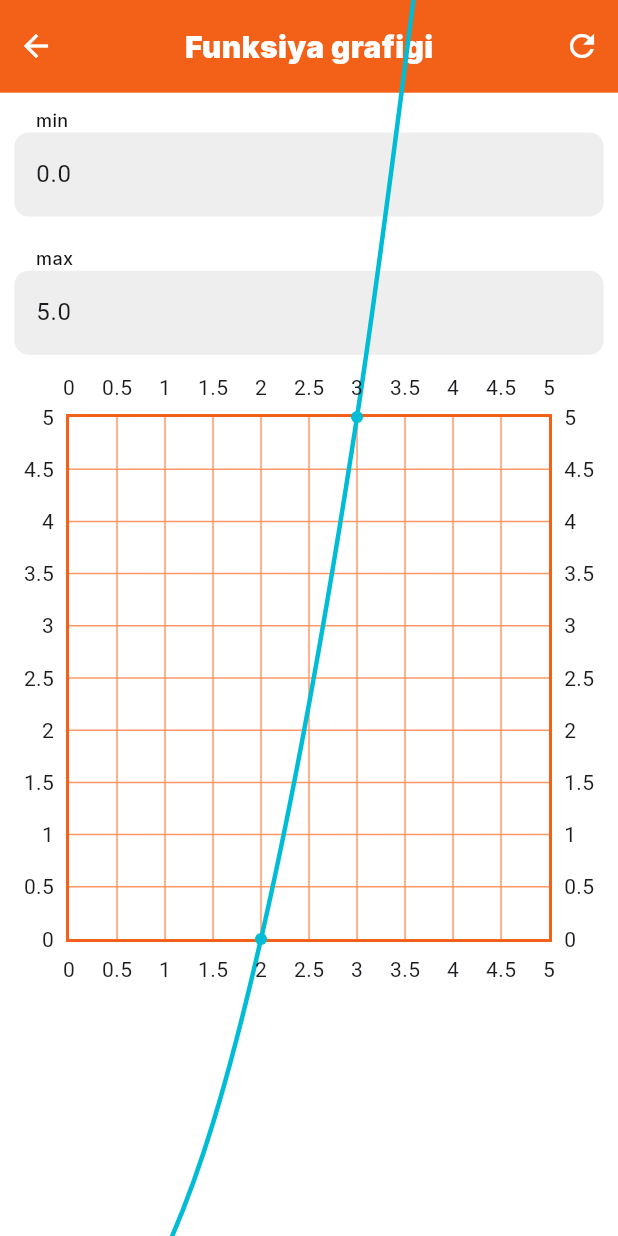
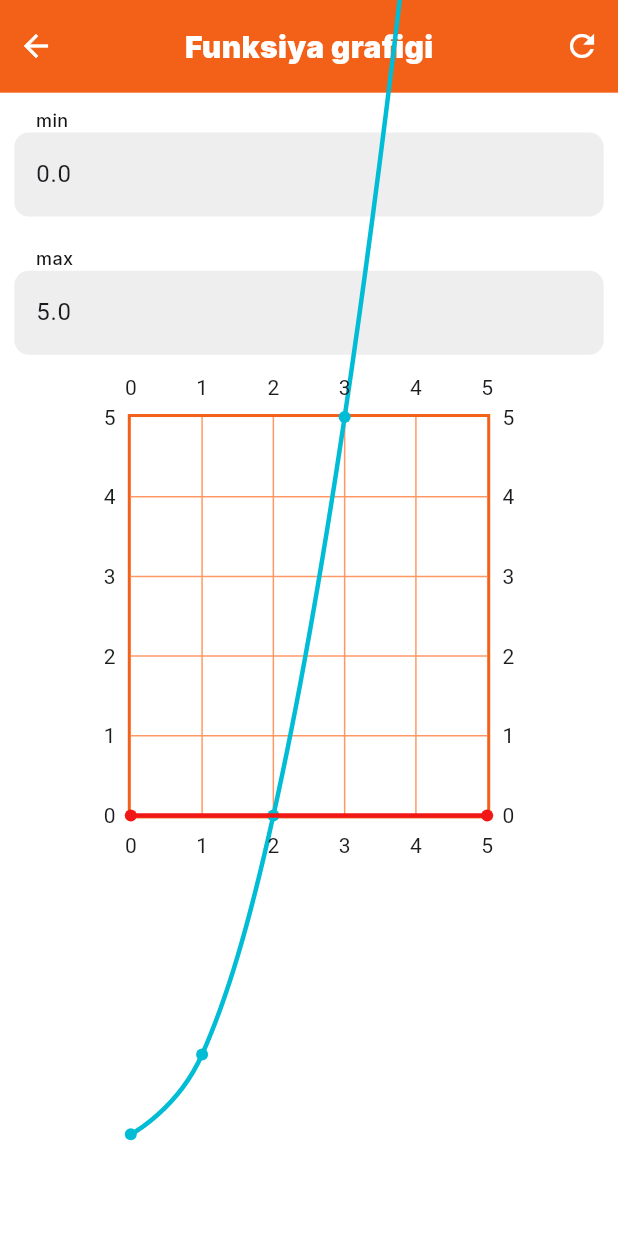
Before and after one commit to ZikrullaYashinov/hisoblash_usullari, a Flutter app: the screen it shows after launch, after a tap on the "auto graph" icon, on a phone screen of 412 x 824 dp. Run offline on Flutter 3.47's test engine with Material 3 defaults, Android fonts, the phone set to English and light mode, and no system bars; drawn by our look-alikes of fl_chart; our stand-ins replace adaptive_theme, flutter_bloc, flutter_screenutil, flutter_svg, get, google_fonts and 4 more; missing offline and left inert: equations; accounts and stored records are empty.

Commit message:
change size and other

```diff
--- a/lib/data/model/equation.dart
+++ b/lib/data/model/equation.dart
@@ -48,23 +48,21 @@ class QuadraticEquation {
     return eval;
   }
 
-  double calculate(double _x, {int derivativeDegree = 0}) {
+  double calculate(double x, {int derivativeDegree = 0}) {
     if (derivativeDegree == 1) {
-      return calculateText(fun1, _x);
+      return calculateText(fun1, x);
     }
     if (derivativeDegree == 2) {
-      return calculateText(fun2, _x);
+      return calculateText(fun2, x);
     }
-    return calculateText(fun, _x);
+    return calculateText(fun, x);
   }
 
   List<FlSpot> getSpots({double? intervalMin, double? intervalMax}) {
     intervalMin = intervalMin ?? min;
     intervalMax = intervalMax ?? max;
     List<FlSpot> spots = [];
-    print("min $intervalMin");
-    print("max $intervalMax");
-    for (var i = intervalMin.toInt(); i < intervalMax.toInt(); i++) {
+    for (var i = intervalMin.toInt(); i <= 2 * intervalMax.toInt(); i++) {
       try {
         spots.add(FlSpot(i.toDouble(), calculate(i.toDouble())));
       } catch (e) {
@@ -142,7 +140,6 @@ class QuadraticEquation {
       double error = this.error;
 
       double delta;
-      double deltaPercent;
 
       double minY = calculate(myMin);
       double maxY = calculate(myMax);
@@ -156,10 +153,10 @@ class QuadraticEquation {
         double f_2_max = calculate(myMax, derivativeDegree: 2);
         if (minY * f_2_min > 0) {
           dot = myMin;
-        } else if (maxY * f_2_max > 0) {
+          x = myMax;
+        } else {
           dot = myMax;
-        } else {
-          return [];
+          x = myMin;
         }
         while (true) {
           double f_x = calculate(x);
@@ -168,9 +165,6 @@ class QuadraticEquation {
           double x2 = x - f_x * (dot - x) / (f_dot - f_x);
 
           delta = absolute(x - x2);
-          if (x != 0) {
-            deltaPercent = (1 - x2 / x) * 100;
-          }
           x = x2;
           solutions.add(SolutionData(x, i));
           if (delta < error) {
@@ -212,10 +206,8 @@ class QuadraticEquation {
         double f_2_max = calculate(myMax, derivativeDegree: 2);
         if (minY * f_2_min > 0) {
           dot = myMin;
-        } else if (maxY * f_2_max > 0) {
+        } else {
           dot = myMax;
-        } else {
-          return [];
         }
         x = dot;
 
@@ -271,10 +263,8 @@ class QuadraticEquation {
         double f_2_max = calculate(myMax, derivativeDegree: 2);
         if (minY * f_2_min > 0) {
           dot = myMin;
-        } else if (maxY * f_2_max > 0) {
+        } else {
           dot = myMax;
-        } else {
-          return [];
         }
         x = dot;
         double f_x_1 = calculate(x, derivativeDegree: 1);
--- a/lib/ui/graphic/ui/graphic_page.dart
+++ b/lib/ui/graphic/ui/graphic_page.dart
@@ -1,5 +1,3 @@
-import 'dart:math';
-
 import 'package:fl_chart/fl_chart.dart';
 import 'package:flutter/material.dart';
 import 'package:flutter_screenutil/flutter_screenutil.dart';
@@ -8,7 +6,6 @@ import 'package:hisoblash_usullari/data/model/equation.dart';
 import 'package:hisoblash_usullari/util/tools/assistants.dart';
 
 import '../../../util/constants/app_colors.dart';
-import '../../../util/tools/router.dart';
 import '../../widget/global_app_bar.dart';
 
 class GraphicPage extends StatefulWidget {
@@ -39,8 +36,8 @@ class _GraphicPageState extends State<GraphicPage> {
 
   @override
   Widget build(BuildContext context) {
-    spots =
-        widget.quadraticEquation.getSpots();
+    spots = widget.quadraticEquation.getSpots();
+    var size = minSize(context);
     return Scaffold(
       backgroundColor: AppColors.white,
       body: SafeArea(
@@ -157,8 +154,8 @@ class _GraphicPageState extends State<GraphicPage> {
                       ),
                     ),
                     SizedBox(
-                      height: width(context),
-                      width: width(context),
+                      height: size * 0.8,
+                      width: size * 0.8,
                       child: spots.isNotEmpty ? Graphic() : const SizedBox(),
                     ),
                   ],
@@ -172,7 +169,6 @@ class _GraphicPageState extends State<GraphicPage> {
   }
 
   Widget Graphic() {
-    print("Graphic min $min, max $max");
     return LineChart(
       LineChartData(
         borderData: FlBorderData(
@@ -199,15 +195,15 @@ class _GraphicPageState extends State<GraphicPage> {
         lineBarsData: [
           LineChartBarData(
             spots: spots,
-            // [
-            //   const FlSpot(-2, 2),
-            //   const FlSpot(-1, -2),
-            //   const FlSpot(0, 0),
-            //   const FlSpot(1, 2),
-            //   const FlSpot(2, -1),
-            //   const FlSpot(3, 3),
-            //   const FlSpot(9, 8),
-            // ],
+            isCurved: true,
+            barWidth: 3,
+          ),
+          LineChartBarData(
+            spots: [
+              FlSpot(min, 0),
+              FlSpot(max, 0),
+            ],
+            color: AppColors.redError,
             isCurved: true,
             barWidth: 3,
           ),
--- a/lib/ui/home/ui/home_page.dart
+++ b/lib/ui/home/ui/home_page.dart
@@ -54,7 +54,7 @@ class _HomePageState extends State<HomePage> {
         child: Column(
           children: [
             GlobalAppBar(
-              name: "Hisoblash Usullari",
+              name: "Taqribiy yechish",
               onTap: () => Navigator.of(context).pushNamed(RouteName.info),
               right: const Icon(
                 Icons.auto_graph,
--- a/pubspec.yaml
+++ b/pubspec.yaml
@@ -2,7 +2,7 @@ name: hisoblash_usullari
 description: "A new Flutter project."
 publish_to: 'none'
 
-version: 1.0.2+3
+version: 1.0.2+4
 
 environment:
   sdk: '>=3.2.3 <4.0.0'
```
Also changed, not shown: lib/ui/info/ui/info_page.dart (+100 -13 lines), 1 other file.
